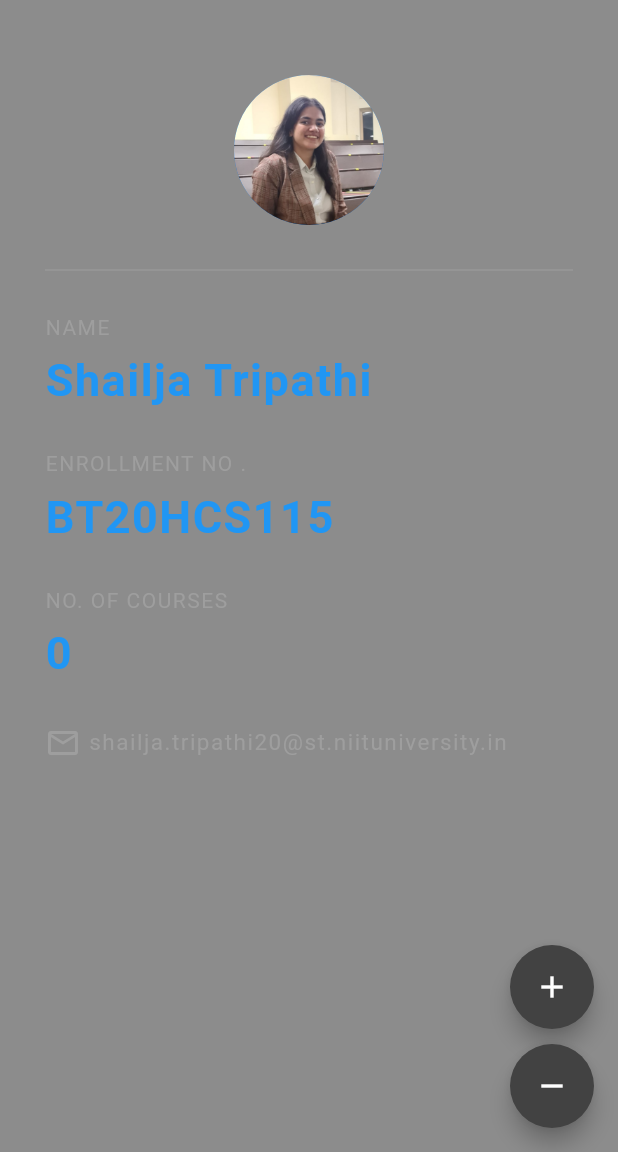
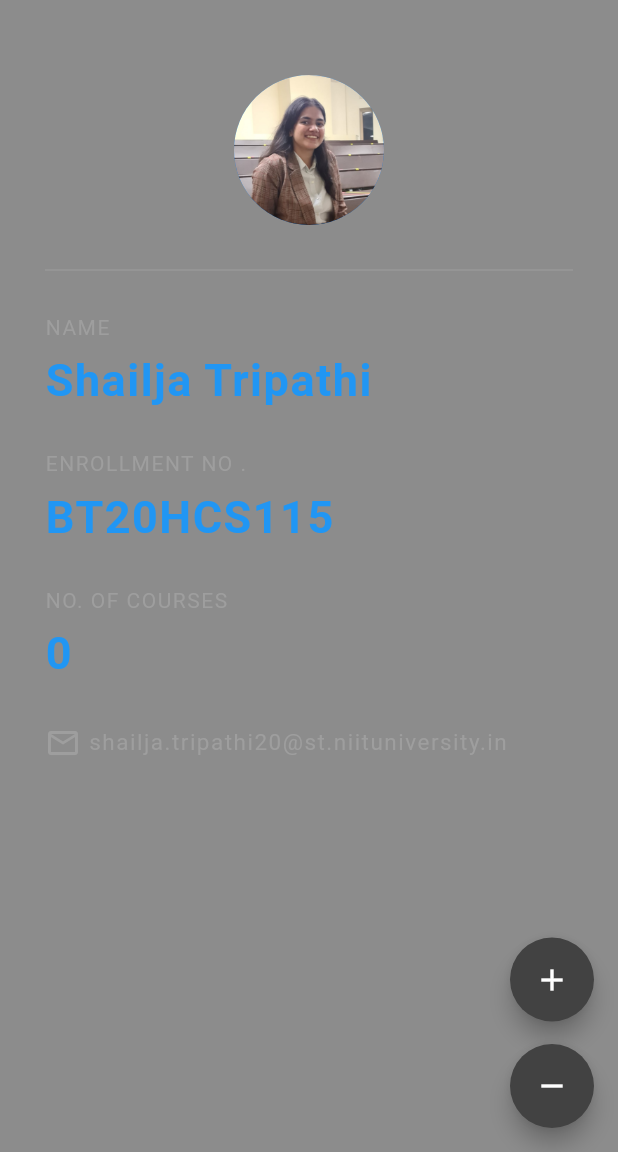
Before and after one commit to shailja168/student_id, a Flutter app: the screen it shows after launch, on a phone screen of 412 x 824 dp, the part 84-1236 px from its top. Run offline on Flutter 3.47's test engine with Material 2 defaults, Android fonts, the phone set to English and light mode, and no system bars.

Commit message:
Commit with changes

```diff
--- a/lib/main.dart
+++ b/lib/main.dart
@@ -36,7 +36,7 @@ class _StudentCardState extends State<StudentCard> {
             child: Icon(Icons.add),
             backgroundColor: Colors.grey[800],
           ),
-          SizedBox(height: 10.0,),
+          SizedBox(height: 15.0,),
           FloatingActionButton(
             onPressed: () {
               setState(() {
```
